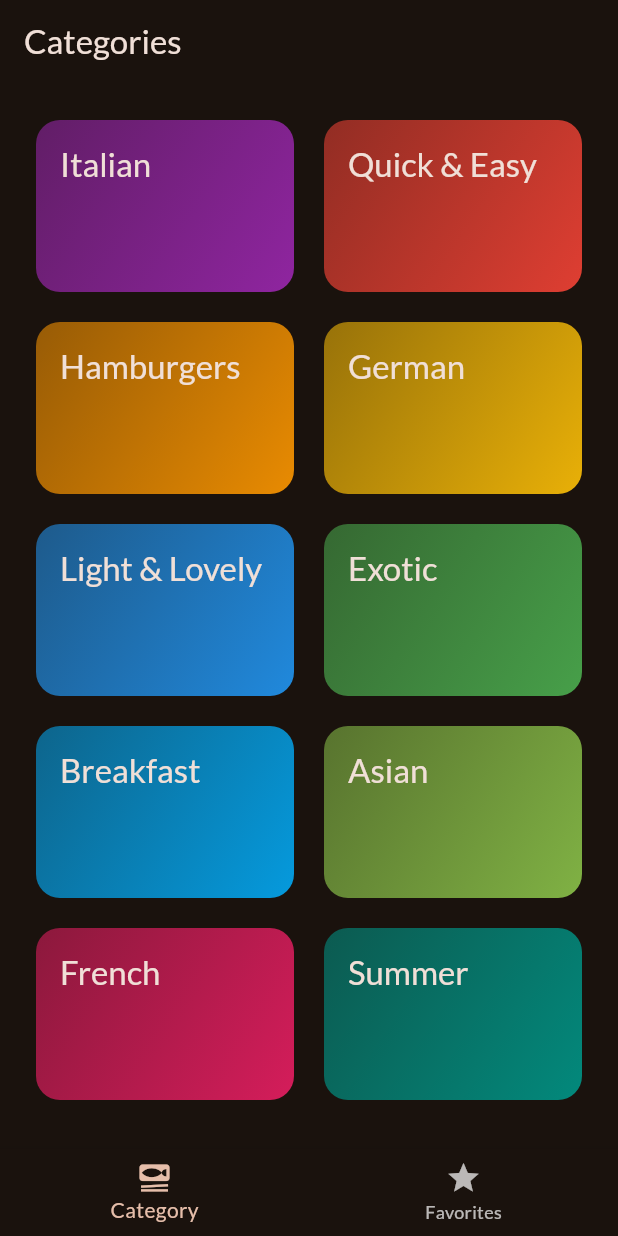
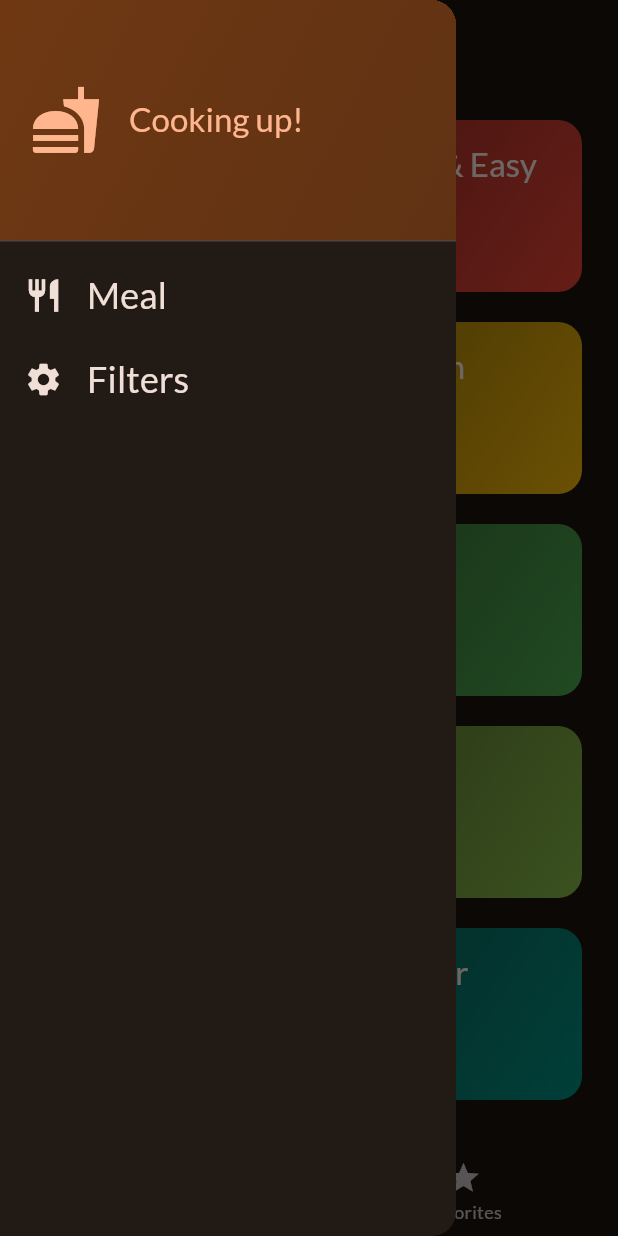
Before and after one commit to kei-2k3/meal-app, a Flutter app: the screen it shows after launch, with the side drawer open (before the commit the screen has no drawer), on a phone screen of 412 x 824 dp. Run offline on Flutter 3.47's test engine with Material 3 defaults, Android fonts, the phone set to English and light mode, and no system bars; our stand-ins replace google_fonts, transparent_image.

Commit message:
Completed: Adding a side drawer.

```diff
--- a/lib/screens/tabs_screen.dart
+++ b/lib/screens/tabs_screen.dart
@@ -2,6 +2,7 @@ import 'package:flutter/material.dart';
 import 'package:meal_app/model/meal.dart';
 import 'package:meal_app/screens/categories_screen.dart';
 import 'package:meal_app/screens/meals_screen.dart';
+import 'package:meal_app/widgets/main_drawer.dart';
 
 class TabsScreen extends StatefulWidget {
   const TabsScreen({super.key});
@@ -59,6 +60,7 @@ class _TabsScreenState extends State<TabsScreen> {
     }
     return Scaffold(
       appBar: AppBar(title: Text(activeScreenTitle)),
+      drawer: const MainDrawer(),
       body: activeScreen,
       bottomNavigationBar: BottomNavigationBar(
         onTap: _selectedScreen,
--- /dev/null
+++ b/lib/widgets/main_drawer.dart
@@ -0,0 +1,76 @@
+import 'package:flutter/material.dart';
+
+class MainDrawer extends StatelessWidget {
+  const MainDrawer({super.key});
+
+  @override
+  Widget build(BuildContext context) {
+    return Drawer(
+      child: Column(
+        children: [
+          DrawerHeader(
+            padding: const EdgeInsets.all(20),
+            decoration: BoxDecoration(
+              gradient: LinearGradient(
+                colors: [
+                  Theme.of(context).colorScheme.primaryContainer,
+                  Theme.of(
+                    context,
+                  ).colorScheme.primaryContainer.withValues(alpha: 0.8),
+                ],
+                begin: Alignment.topLeft,
+                end: Alignment.bottomRight,
+              ),
+            ),
+            child: Row(
+              spacing: 18,
+              children: [
+                Icon(
+                  Icons.fastfood,
+                  size: 48,
+                  color: Theme.of(context).colorScheme.primary,
+                ),
+                Text(
+                  'Cooking up!',
+                  style: Theme.of(context).textTheme.titleLarge!.copyWith(
+                    color: Theme.of(context).colorScheme.primary,
+                  ),
+                ),
+              ],
+            ),
+          ),
+          ListTile(
+            leading: Icon(
+              Icons.restaurant,
+              size: 26,
+              color: Theme.of(context).colorScheme.onSurface,
+            ),
+            title: Text(
+              'Meal',
+              style: Theme.of(context).textTheme.titleSmall!.copyWith(
+                color: Theme.of(context).colorScheme.onSurface,
+                fontSize: 24,
+              ),
+            ),
+            onTap: () {},
+          ),
+          ListTile(
+            leading: Icon(
+              Icons.settings,
+              size: 26,
+              color: Theme.of(context).colorScheme.onSurface,
+            ),
+            title: Text(
+              'Filters',
+              style: Theme.of(context).textTheme.titleSmall!.copyWith(
+                color: Theme.of(context).colorScheme.onSurface,
+                fontSize: 24,
+              ),
+            ),
+            onTap: () {},
+          ),
+        ],
+      ),
+    );
+  }
+}
```
